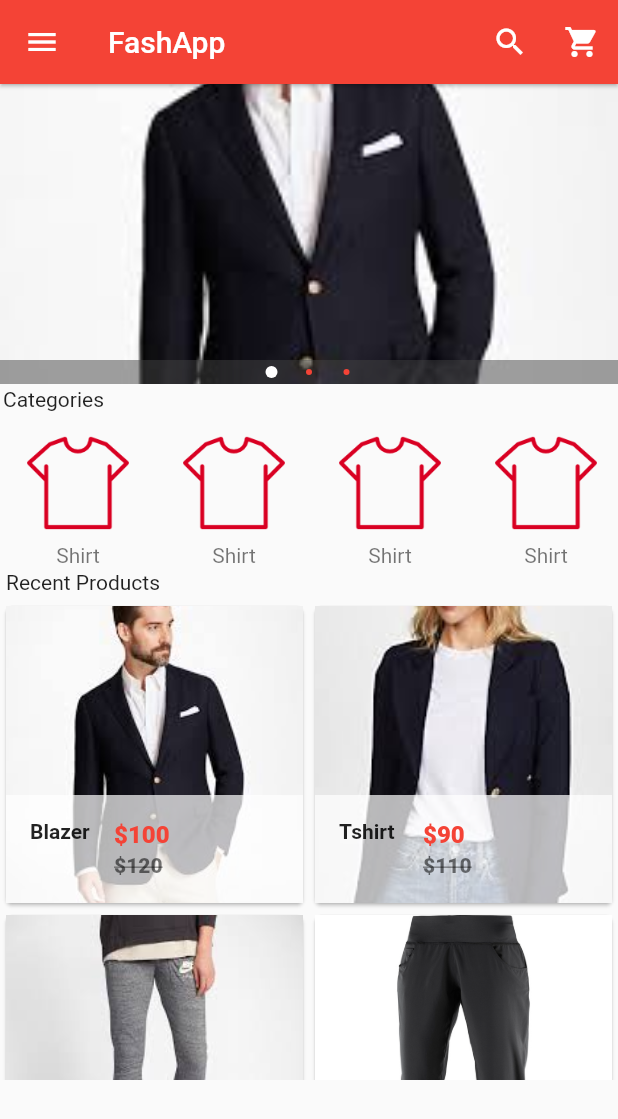
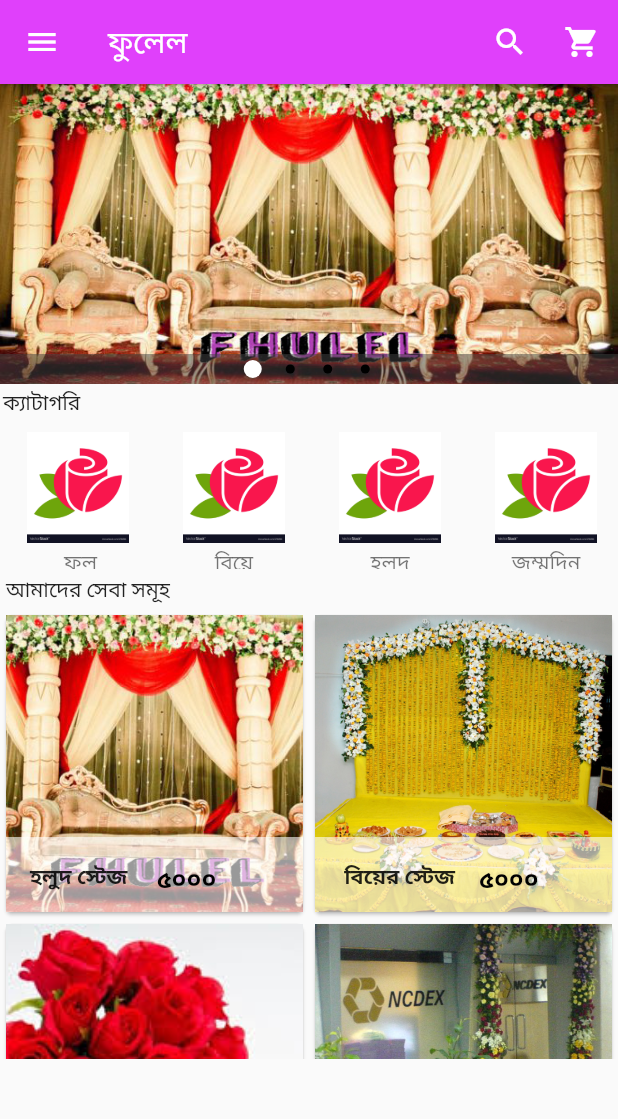
Before and after one commit to chistyinfo/flutter_ecommerce, a Flutter app: the screen it shows after launch, on a phone screen of 412 x 824 dp. Shown: the top 1119 px of the screen. Run offline on Flutter 3.47's test engine with Material 2 defaults, Android fonts, the phone set to English and light mode, and no system bars; drawn by our look-alikes of carousel_pro.

Commit message:
Lesson-21

```diff
--- a/lib/components/horizontal.dart
+++ b/lib/components/horizontal.dart
@@ -9,12 +9,11 @@ class HorizontalList extends StatelessWidget {
         scrollDirection: Axis.horizontal,
         children: <Widget>[
           // Category Constractor is called here
-          Category(image_location: 'images/tshirt.png', image_caption: 'Shirt'),
-          Category(image_location: 'images/tshirt.png', image_caption: 'Shirt'),
-          Category(image_location: 'images/tshirt.png', image_caption: 'Shirt'),
-          Category(image_location: 'images/tshirt.png', image_caption: 'Shirt'),
-          Category(image_location: 'images/tshirt.png', image_caption: 'Shirt'),
-          Category(image_location: 'images/tshirt.png', image_caption: 'Shirt'),
+          Category(image_location: 'images/tshirt.png', image_caption: ' ফুল'),
+          Category(image_location: 'images/tshirt.png', image_caption: 'বিয়ে'),
+          Category(image_location: 'images/tshirt.png', image_caption: 'হলুদ'),
+          Category(image_location: 'images/tshirt.png', image_caption: 'জম্মদিন'),
+          Category(image_location: 'images/tshirt.png', image_caption: 'অফিস')
         ],
       ),
     );
--- a/lib/components/product.dart
+++ b/lib/components/product.dart
@@ -1,5 +1,6 @@
+import 'package:flutter_ecommerce/pages/product_details.dart';
 import 'package:flutter/material.dart';
-import 'package:flutter_ecommerce/pages/product_details.dart';
+
 
 
 
@@ -11,28 +12,43 @@ class Products extends StatefulWidget {
 class _ProductsState extends State<Products> {
   var product_list = [
     {
-      "name": "Blazer",
+      "name": "হলুদ স্টেজ ",
+      "code":"F-25",
       "picture": "images/blazer1.jpeg",
       "old_price": 120,
-      "price": 100,
+      "price": "৫০০০",
     },
     {
-      "name": "Tshirt",
+      "name": " বিয়ের স্টেজ",
+      "code":"F-26",
       "picture": "images/blazer2.jpeg",
       "old_price": 110,
-      "price": 90,
+       "price": "৫০০০",
     },
     {
-      "name": "Shari",
+      "name": "ফুলের তোড়া",
+      "code":"F-25",
       "picture": "images/pants2.jpeg",
       "old_price": 100,
-      "price":80,
+       "price": "৫০০",
     },
     {
+      "name": "অফিস সজ্জা",
+      "picture": "images/pants1.jpg",
+      "old_price": 100,
+       "price": "৫০০০",
+    },
+      {
       "name": "Panjabi",
       "picture": "images/pants1.jpg",
       "old_price": 100,
-      "price":80,
+       "price": "৫০০০",
+    },
+      {
+      "name": "Panjabi",
+      "picture": "images/pants1.jpg",
+      "old_price": 100,
+       "price": "৫০০০",
     }
   ];
 
@@ -47,7 +63,7 @@ class _ProductsState extends State<Products> {
         return Single_Prod(
           prod_name: product_list[index]['name'],
           prod_picture: product_list[index]['picture'],
-          prod_old_price: product_list[index]['old_price'],
+          // prod_old_price: product_list[index]['old_price'],
           prod_price: product_list[index]['price'],
         );
       },
@@ -58,20 +74,20 @@ class _ProductsState extends State<Products> {
 class Single_Prod extends StatelessWidget {
   final prod_name;
   final prod_picture;
-  final prod_old_price;
+  // final prod_old_price;
   final prod_price;
 
 //Constractor
   Single_Prod(
       {this.prod_name,
       this.prod_picture,
-      this.prod_old_price,
+      // this.prod_old_price,
       this.prod_price});
   @override
   Widget build(BuildContext context) {
     return Card(
       child: Hero(
-        tag: prod_name,
+        tag: new Text("Fhulel-1"),
         child: Material(
           child: InkWell(
             onTap:(){
@@ -79,28 +95,30 @@ class Single_Prod extends StatelessWidget {
                 MaterialPageRoute(builder: (context) => ProductDetails(
                   product_details_name: prod_name,
                   product_details_newprice:prod_price,
-                  product_details_oldprice: prod_old_price,
+                  // product_details_oldprice: prod_old_price,
                   product_picture: prod_picture,
                 )));
             },
 
             child: GridTile(
               footer: Container(
-                color: Colors.white70,
+                height: 50.00,
+                color: Colors.white60,
                 child: ListTile(
                   leading: Text(prod_name,
                       style: TextStyle(fontWeight: FontWeight.bold)),
                   title: Text(
-                    "\$$prod_price",
+                    prod_price,
                     style: TextStyle(
-                        color: Colors.red, fontWeight: FontWeight.w800),
+                        color: Colors.black, fontWeight: FontWeight.w800),
                   ),
-                  subtitle: Text("\$$prod_old_price",
-                      style: TextStyle(
-                          color: Colors.black54,
-                          fontWeight: FontWeight.w800,
-                          decoration: TextDecoration.lineThrough)),
+                  // subtitle: Text("টাকা",
+                  //     style: TextStyle(
+                  //         color: Colors.blueAccent,
+                  //         fontWeight: FontWeight.w800,
+                  //         decoration: TextDecoration.lineThrough)),
                 ),
+
               ),
               child: Image.asset(prod_picture, fit: BoxFit.cover),
             ),
--- a/lib/main.dart
+++ b/lib/main.dart
@@ -2,6 +2,7 @@ import 'package:flutter/material.dart';
 import 'package:carousel_pro/carousel_pro.dart';
 import 'package:flutter_ecommerce/components/horizontal.dart';
 import 'package:flutter_ecommerce/components/product.dart';
+import 'package:flutter_ecommerce/pages/cart.dart';
 
 void main() {
   runApp(MaterialApp(
@@ -25,28 +26,32 @@ class _HomePageState extends State<HomePage> {
         images: [
           AssetImage('images/blazer1.jpeg'),
           AssetImage('images/blazer2.jpeg'),
+          AssetImage('images/accessories.png'),
           AssetImage('images/dress.png')
         ],
         autoplay: true,
         animationCurve: Curves.fastOutSlowIn,
         animationDuration: Duration(microseconds: 1000),
-        dotSize: 4.0,
+        dotSize: 6.0,
         indicatorBgPadding: 4.0,
-        dotColor: Colors.red,
+        dotColor: Colors.black,
       ),
     );
     return Scaffold(
       appBar: AppBar(
         elevation: 1.0,
-        backgroundColor: Colors.red,
-        title: Text('FashApp'),
+        backgroundColor: Colors.purpleAccent,
+        title: Text('ফুলেল'),
+
         //Tab icon
         actions: <Widget>[
           IconButton(
               icon: Icon(Icons.search, color: Colors.white), onPressed: () {}),
           IconButton(
             icon: Icon(Icons.shopping_cart, color: Colors.white),
-            onPressed: () {},
+            onPressed: () {
+            Navigator.push(context, MaterialPageRoute(builder: (context)=>Cart()));
+            },
           )
         ],
       ),
@@ -72,7 +77,7 @@ class _HomePageState extends State<HomePage> {
               onTap: () {},
               //Drawer body
               child: ListTile(
-                title: Text('Home Page'),
+                title: Text(' হোম পেইজ'),
                 leading: Icon(Icons.home),
               ),
             ),
@@ -136,14 +141,14 @@ class _HomePageState extends State<HomePage> {
           //Image Slider
           image_carousel,
           Padding(padding: const EdgeInsets.all(2.0),
-          child: Text('Categories'),),
+          child: Text('ক্যাটাগরি '),),
           //Horizontal class is called here
           HorizontalList(),
           Padding(padding: const EdgeInsets.all(4.0),
-          child: Text('Recent Products'),),
+          child: Text('আমাদের সেবা সমূহ '),),
           //Grid view
           Container(
-            height: 320.0,
+            height: 300.0,
             //Product class is called here
             child: Products(),
           )
--- a/pubspec.yaml
+++ b/pubspec.yaml
@@ -48,6 +48,7 @@ flutter:
    - images/shoe.png
    - images/pants1.jpg
    - images/pants2.jpeg
+   - images/accessories.png
   #  - images/a_dot_ham.jpeg
 
   # An image asset can refer to one or more resolution-specific "variants", see
```
Also changed, not shown: lib/pages/cart.dart (added, +25 -0 lines), lib/pages/product_details.dart (+22 -14 lines), images/accessories.png, images/blazer1.jpeg, images/blazer2.jpeg, images/dress.png, images/pants1.jpg, images/pants2.jpeg, images/tshirt.png.
